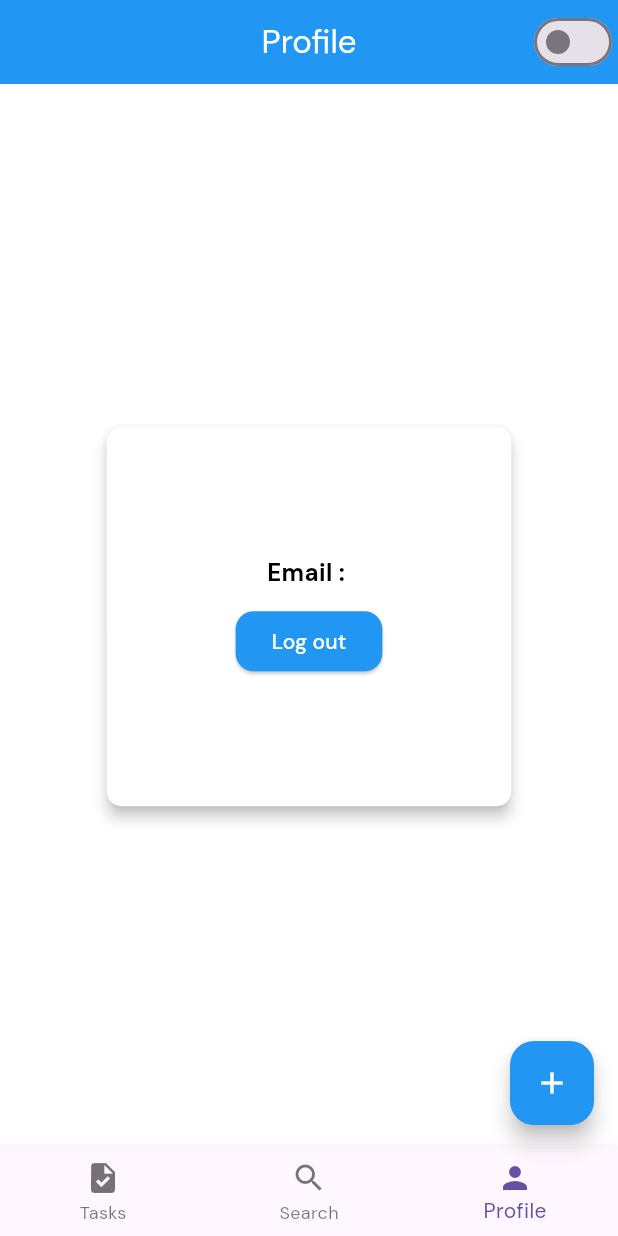
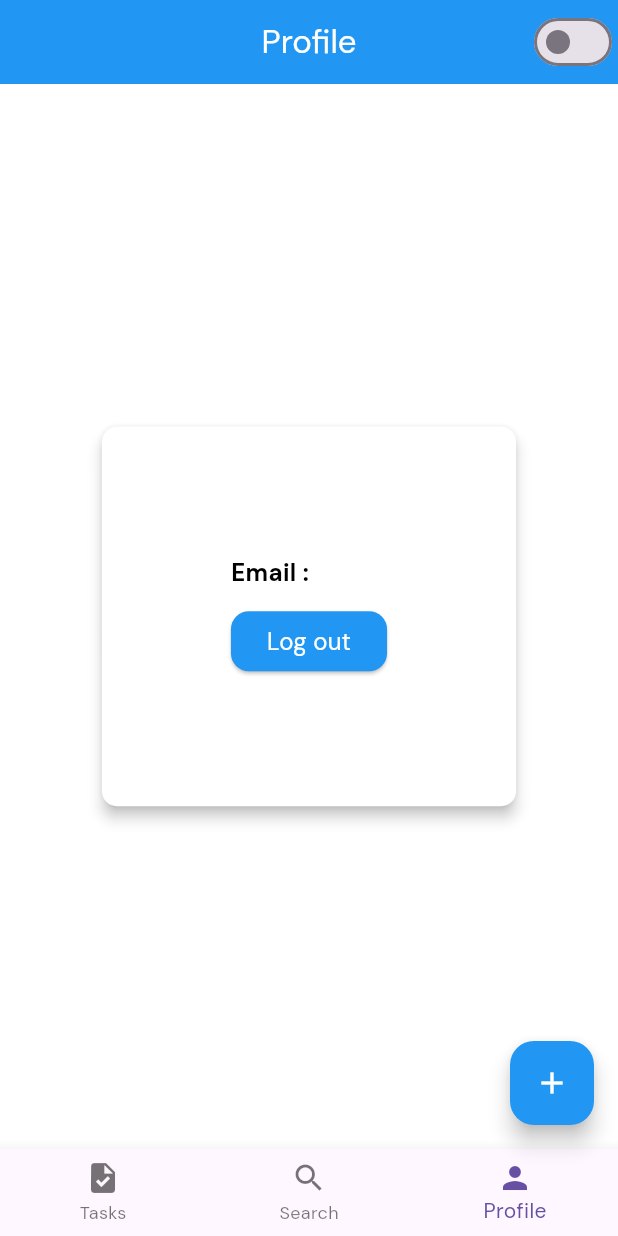
Before and after one commit to punkushal/personal-task-manager, a Flutter app: the screen it shows once a user with an empty profile is signed in, item 3 of the bottom bar chosen, on a phone screen of 412 x 824 dp. Run offline on Flutter 3.47's test engine with Material 3 defaults, Android fonts, the light colour scheme and no system bars; our stand-ins replace cloud_firestore, connectivity_plus, firebase_auth, firebase_core, flutter_local_notifications, google_fonts and 2 more; accounts and stored records are empty.

Commit message:
switch button active color added for dark mode

```diff
--- a/lib/screens/profile_screen.dart
+++ b/lib/screens/profile_screen.dart
@@ -20,9 +20,7 @@ class ProfileScreen extends StatelessWidget {
               return Switch(
                 value: themeProvider.isDarkMode,
                 onChanged: (_) => themeProvider.toggleTheme(),
-                activeColor: themeProvider.isDarkMode
-                    ? const Color.fromARGB(137, 118, 112, 112)
-                    : null,
+                activeColor: themeProvider.isDarkMode ? Colors.white24 : null,
               );
             },
           ),
@@ -33,6 +31,7 @@ class ProfileScreen extends StatelessWidget {
           child: Padding(
             padding: const EdgeInsets.all(86.0),
             child: Column(
+              crossAxisAlignment: CrossAxisAlignment.start,
               mainAxisSize: MainAxisSize.min,
               spacing: 10,
               children: [
@@ -44,7 +43,10 @@ class ProfileScreen extends StatelessWidget {
                   onPressed: () async {
                     await authService.auth.signOut();
                   },
-                  child: Text('Log out'),
+                  child: AppText(
+                    text: 'Log out',
+                    color: Colors.white,
+                  ),
                 ),
               ],
             ),
```
